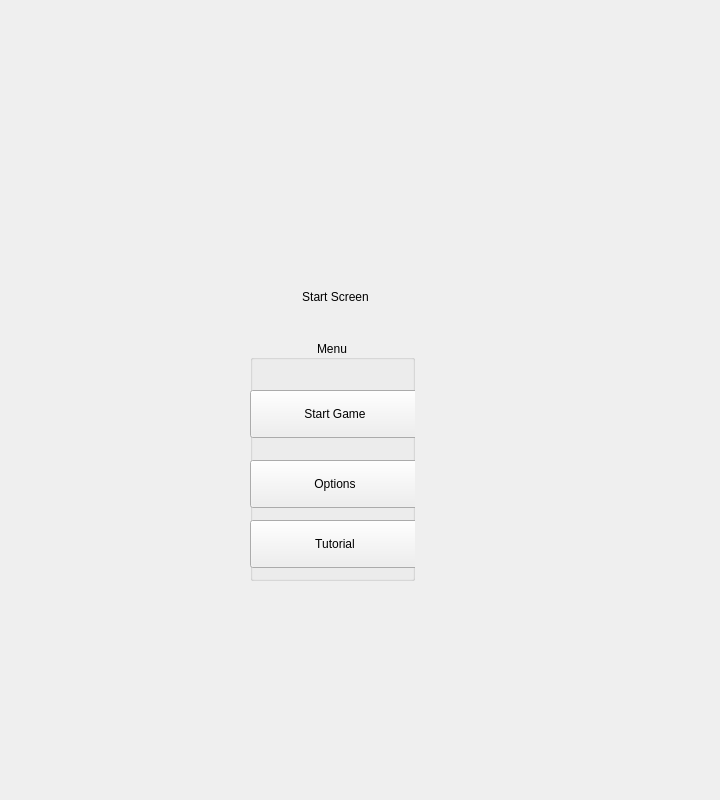
Old version of the form SpaceTurtleSpeedTyping/GameWindow/gamewindow.ui in the repository KunaalKumar/SATVocabTypingGame.
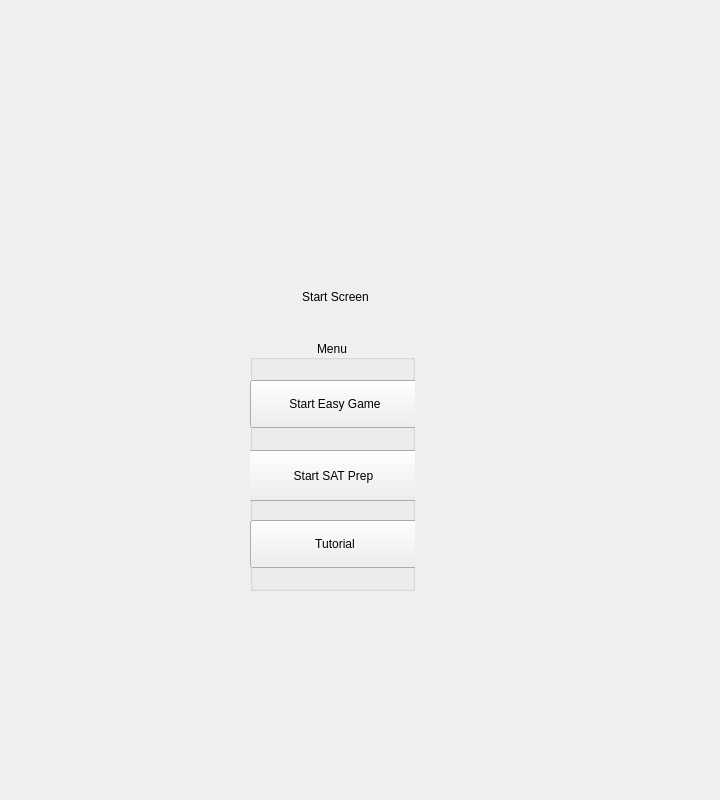
New version of the form.

Commit message: Update UI with Easy words vs sat prep

```diff
--- a/SpaceTurtleSpeedTyping/GameWindow/gamewindow.ui
+++ b/SpaceTurtleSpeedTyping/GameWindow/gamewindow.ui
@@ -46,7 +46,7 @@
         <x>250</x>
         <y>340</y>
         <width>165</width>
-        <height>241</height>
+        <height>251</height>
        </rect>
       </property>
       <property name="contextMenuPolicy">
@@ -62,26 +62,13 @@
        <property name="geometry">
         <rect>
          <x>0</x>
-         <y>50</y>
+         <y>40</y>
          <width>170</width>
          <height>48</height>
         </rect>
        </property>
        <property name="text">
-        <string>Start Game</string>
-       </property>
-      </widget>
-      <widget class="QPushButton" name="optionButton">
-       <property name="geometry">
-        <rect>
-         <x>0</x>
-         <y>120</y>
-         <width>170</width>
-         <height>48</height>
-        </rect>
-       </property>
-       <property name="text">
-        <string>Options</string>
+        <string>Start Easy Game</string>
        </property>
       </widget>
       <widget class="QPushButton" name="tutorialButton">
@@ -97,6 +84,19 @@
         <string>Tutorial</string>
        </property>
       </widget>
+      <widget class="QPushButton" name="pushButton">
+       <property name="geometry">
+        <rect>
+         <x>-2</x>
+         <y>110</y>
+         <width>171</width>
+         <height>51</height>
+        </rect>
+       </property>
+       <property name="text">
+        <string>Start SAT Prep</string>
+       </property>
+      </widget>
      </widget>
     </widget>
    </widget>
```
The commit also changes 10 other files.
